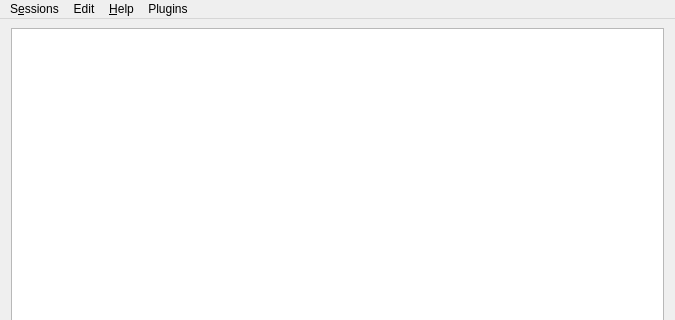
Above: mainwindow.ui from neundorf/CuteCom before the change; both pictures show x 0 to 675 and y 0 to 320 of the 675 by 684 pixel window. Below: the same form after it.
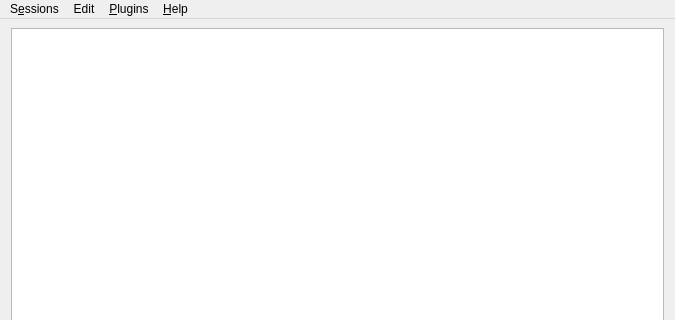
That is the form after the change. Icons and pictures are not drawn. Custom widgets are drawn as their Qt base class.

Commit message: Moved Plugins menu before Help and added P as a shortcut

```diff
--- a/mainwindow.ui
+++ b/mainwindow.ui
@@ -316,7 +316,7 @@
    </widget>
    <widget class="QMenu" name="menuPlugins">
     <property name="title">
-     <string>Plugins</string>
+     <string>&amp;Plugins</string>
     </property>
     <addaction name="m_actionAddPluginMacros"/>
     <addaction name="m_actionAddPluginIpProxy"/>
@@ -324,8 +324,8 @@
    </widget>
    <addaction name="menuSessions"/>
    <addaction name="menuEdit"/>
-   <addaction name="menu_Help"/>
    <addaction name="menuPlugins"/>
+   <addaction name="menu_Help"/>
   </widget>
   <widget class="QStatusBar" name="m_statusBar"/>
   <action name="actionOpen">
```
